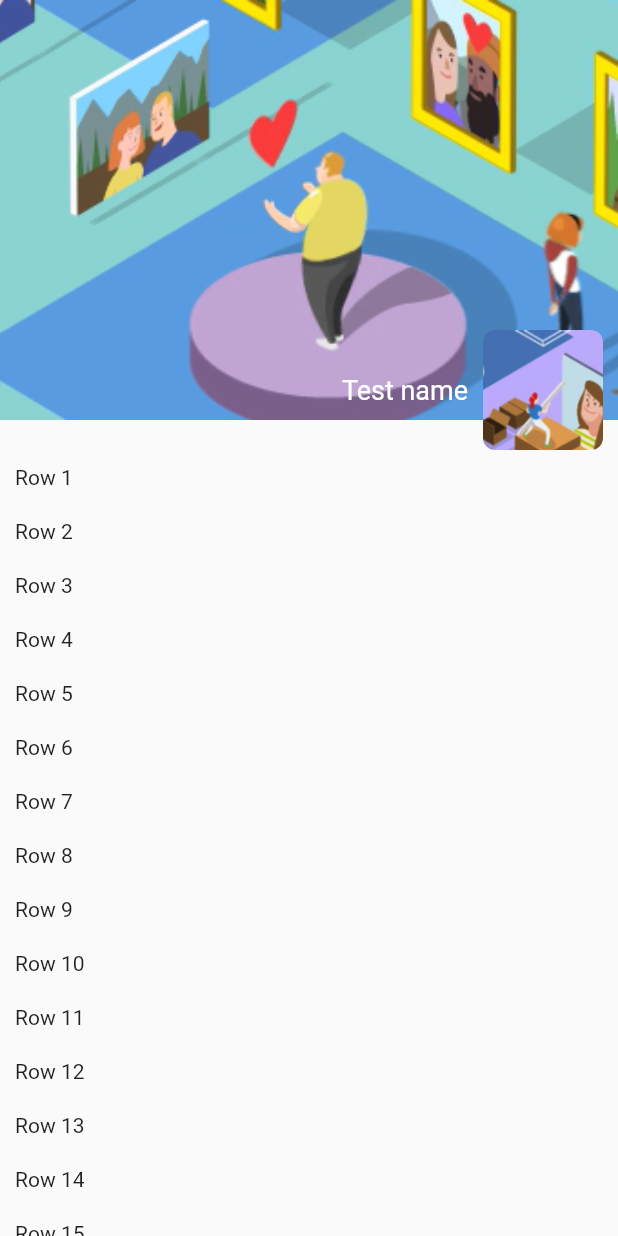
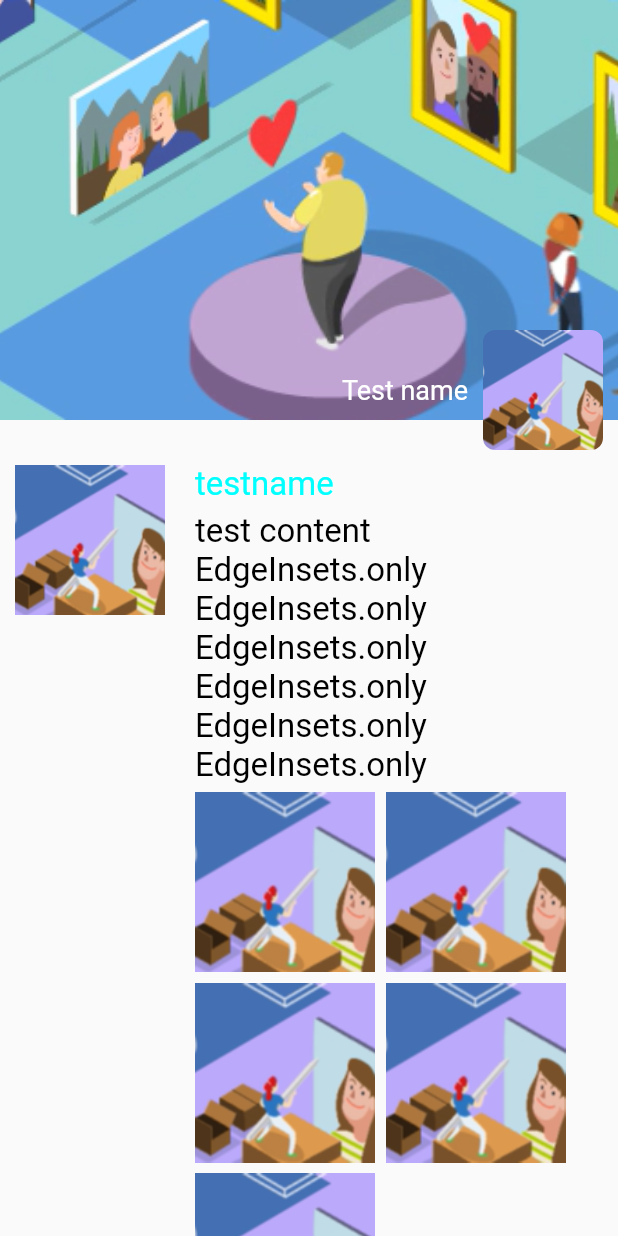
Before and after one commit to u3shadow/flutter_moment, a Flutter app: the screen it shows after launch, on a phone screen of 412 x 824 dp. Run offline on Flutter 3.47's test engine with Material 2 defaults, Android fonts, the phone set to English and light mode, and no system bars.

Commit message:
完成item布局

```diff
--- /dev/null
+++ b/lib/data/moment.dart
@@ -0,0 +1,155 @@
+/// content : "沙发！"
+/// images : [{"url":"https://encrypted-tbn1.gstatic.com/images?q=tbn:ANd9GcRDy7HZaHxn15wWj6pXE4uMKAqHTC_uBgBlIzeeQSj2QaGgUzUmHg"},{"url":"https://encrypted-tbn1.gstatic.com/images?q=tbn:ANd9GcTlJRALAf-76JPOLohBKzBg8Ab4Q5pWeQhF5igSfBflE_UYbqu7"},{"url":"http://i.ytimg.com/vi/rGWI7mjmnNk/hqdefault.jpg"}]
+/// sender : {"username":"jport","nick":"Joe Portman","avatar":"https://encrypted-tbn3.gstatic.com/images?q=tbn:ANd9GcRJm8UXZ0mYtjv1a48RKkFkdyd4kOWLJB0o_l7GuTS8-q8VF64w"}
+/// comments : [{"content":"Good.","sender":{"username":"outman","nick":"Super hero","avatar":"https://encrypted-tbn3.gstatic.com/images?q=tbn:ANd9GcRJm8UXZ0mYtjv1a48RKkFkdyd4kOWLJB0o_l7GuTS8-q8VF64w"}},{"content":"Like it too","sender":{"username":"inman","nick":"Doggy Over","avatar":"https://encrypted-tbn3.gstatic.com/images?q=tbn:ANd9GcRJm8UXZ0mYtjv1a48RKkFkdyd4kOWLJB0o_l7GuTS8-q8VF64w"}}]
+
+class Moment {
+  String _content;
+  List<Images> _images;
+  Sender _sender;
+  List<Comments> _comments;
+
+  String get content => _content;
+  List<Images> get images => _images;
+  Sender get sender => _sender;
+  List<Comments> get comments => _comments;
+
+  Moment({
+      String content,
+      List<Images> images,
+      Sender sender,
+      List<Comments> comments}){
+    _content = content;
+    _images = images;
+    _sender = sender;
+    _comments = comments;
+}
+
+  Moment.fromJson(dynamic json) {
+    _content = json["content"];
+    if (json["images"] != null) {
+      _images = [];
+      json["images"].forEach((v) {
+        _images.add(Images.fromJson(v));
+      });
+    }
+    _sender = json["sender"] != null ? Sender.fromJson(json["sender"]) : null;
+    if (json["comments"] != null) {
+      _comments = [];
+      json["comments"].forEach((v) {
+        _comments.add(Comments.fromJson(v));
+      });
+    }
+  }
+
+  Map<String, dynamic> toJson() {
+    var map = <String, dynamic>{};
+    map["content"] = _content;
+    if (_images != null) {
+      map["images"] = _images.map((v) => v.toJson()).toList();
+    }
+    if (_sender != null) {
+      map["sender"] = _sender.toJson();
+    }
+    if (_comments != null) {
+      map["comments"] = _comments.map((v) => v.toJson()).toList();
+    }
+    return map;
+  }
+
+}
+
+/// content : "Good."
+/// sender : {"username":"outman","nick":"Super hero","avatar":"https://encrypted-tbn3.gstatic.com/images?q=tbn:ANd9GcRJm8UXZ0mYtjv1a48RKkFkdyd4kOWLJB0o_l7GuTS8-q8VF64w"}
+
+class Comments {
+  String _content;
+  Sender _sender;
+
+  String get content => _content;
+  Sender get sender => _sender;
+
+  Comments({
+      String content,
+      Sender sender}){
+    _content = content;
+    _sender = sender;
+}
+
+  Comments.fromJson(dynamic json) {
+    _content = json["content"];
+    _sender = json["sender"] != null ? Sender.fromJson(json["sender"]) : null;
+  }
+
+  Map<String, dynamic> toJson() {
+    var map = <String, dynamic>{};
+    map["content"] = _content;
+    if (_sender != null) {
+      map["sender"] = _sender.toJson();
+    }
+    return map;
+  }
+
+}
+
+/// username : "outman"
+/// nick : "Super hero"
+/// avatar : "https://encrypted-tbn3.gstatic.com/images?q=tbn:ANd9GcRJm8UXZ0mYtjv1a48RKkFkdyd4kOWLJB0o_l7GuTS8-q8VF64w"
+
+class Sender {
+  String _username;
+  String _nick;
+  String _avatar;
+
+  String get username => _username;
+  String get nick => _nick;
+  String get avatar => _avatar;
+
+  Sender({
+      String username,
+      String nick,
+      String avatar}){
+    _username = username;
+    _nick = nick;
+    _avatar = avatar;
+}
+
+  Sender.fromJson(dynamic json) {
+    _username = json["username"];
+    _nick = json["nick"];
+    _avatar = json["avatar"];
+  }
+
+  Map<String, dynamic> toJson() {
+    var map = <String, dynamic>{};
+    map["username"] = _username;
+    map["nick"] = _nick;
+    map["avatar"] = _avatar;
+    return map;
+  }
+
+}
+
+/// url : "https://encrypted-tbn1.gstatic.com/images?q=tbn:ANd9GcRDy7HZaHxn15wWj6pXE4uMKAqHTC_uBgBlIzeeQSj2QaGgUzUmHg"
+
+class Images {
+  String _url;
+
+  String get url => _url;
+
+  Images({
+      String url}){
+    _url = url;
+}
+
+  Images.fromJson(dynamic json) {
+    _url = json["url"];
+  }
+
+  Map<String, dynamic> toJson() {
+    var map = <String, dynamic>{};
+    map["url"] = _url;
+    return map;
+  }
+
+}
--- a/lib/main.dart
+++ b/lib/main.dart
@@ -1,6 +1,7 @@
 import 'dart:io';
 import 'package:flutter/material.dart';
 import 'package:flutter/services.dart';
+import 'package:flutter_moment/widgets/MomentItem.dart';
 import 'package:flutter_moment/widgets/TitleBar.dart';
 import 'package:flutter_moment/widgets/UserInfoCard.dart';
 
@@ -68,7 +69,7 @@ class _SampleAppPageState extends State<SampleAppPage> {
       Align(
         alignment: Alignment.topCenter,
         child: ListView.builder(
-            itemCount: widgets.length,
+            itemCount: 15,
             controller: controller,
             itemBuilder: (BuildContext context, int position) {
               return getRow(position);
@@ -82,18 +83,7 @@ class _SampleAppPageState extends State<SampleAppPage> {
     if (i == 0) {
       return UserInfoCard();
     } else {
-      return GestureDetector(
-        child: Padding(
-          padding: EdgeInsets.all(10.0),
-          child: Text("Row $i"),
-        ),
-        onTap: () {
-          setState(() {
-            widgets.add(getRow(widgets.length));
-            print('row $i');
-          });
-        },
-      );
+      return MomentItem();
     }
   }
 }
--- /dev/null
+++ b/lib/widgets/MomentItem.dart
@@ -0,0 +1,96 @@
+import 'package:flutter/cupertino.dart';
+import 'package:flutter_moment/data/moment.dart';
+import 'package:flutter_moment/utils/utils.dart';
+
+class MomentItem extends StatefulWidget {
+  @override
+  State<StatefulWidget> createState() {
+    return MomentState();
+  }
+}
+
+class MomentState extends State<MomentItem> {
+  Moment moment;
+
+  @override
+  void initState() {
+    super.initState();
+    widgets = getRow();
+    widgets1 = getComment();
+  }
+
+  @override
+  Widget build(BuildContext context) {
+    return Padding(
+        padding: EdgeInsets.all(10),
+        child: Row(
+          crossAxisAlignment: CrossAxisAlignment.start,
+          children: <Widget>[
+            Image.asset(Utils.getImgPath("moment_list_icon_avatar_placeholder"),
+                width: 100, height: 100),
+            Expanded(
+                child: Padding(
+                    padding: EdgeInsets.only(left: 20, right: 20),
+                    child: Column(
+                      crossAxisAlignment: CrossAxisAlignment.start,
+                      children: <Widget>[
+                        Text("testname",
+                            style: TextStyle(
+                                fontSize: 22,
+                                color: Color.fromARGB(255, 0, 255, 255))),
+                        Padding(
+                            padding: EdgeInsets.only(top: 5, bottom: 5),
+                            child: Text(
+                                "test content EdgeInsets.only EdgeInsets.only EdgeInsets.only EdgeInsets.only EdgeInsets.only EdgeInsets.only",
+                                style: TextStyle(
+                                    fontSize: 22,
+                                    color: Color.fromARGB(255, 0, 0, 0)))),
+                        Wrap(
+                            spacing: 7,
+                            runSpacing: 7,
+                            alignment: WrapAlignment.start,
+                            children: widgets),
+                        Padding(
+                            padding: EdgeInsets.only(top: 10),
+                            child: Container(
+                                color: Color.fromARGB(255, 200, 200, 200),
+                                child: Column(children: widgets1)))
+                      ],
+                    )))
+          ],
+        ));
+  }
+
+  List<Widget> widgets = [];
+  List<Widget> widgets1 = [];
+
+  List<Widget> getRow() {
+    List<Widget> list = [];
+    for (int i = 0; i < 5; i++) {
+      list.add(Image.asset(
+          Utils.getImgPath("moment_list_icon_avatar_placeholder"),
+          width: 120,
+          height: 120));
+    }
+    return list;
+  }
+
+  List<Widget> getComment() {
+    List<Widget> list = [];
+    for (int i = 0; i < 5; i++) {
+      list.add(Padding(
+        padding: EdgeInsets.only(top: 10,bottom: 10),
+          child:Row(
+            crossAxisAlignment: CrossAxisAlignment.start,
+          children: <Widget>[
+        Text("testname:",
+            style: TextStyle(
+                fontSize: 20, color: Color.fromARGB(255, 0, 255, 255))),
+        Expanded(child:Text(
+            "这是测试消息，把拉粑粑了，换行换行，快换行",
+            style: TextStyle(fontSize: 20, color: Color.fromARGB(255, 0, 0, 0))))
+      ])));
+    }
+    return list;
+  }
+}
```
Also changed, not shown: lib/data/Models.dart (line endings or trailing spaces).
